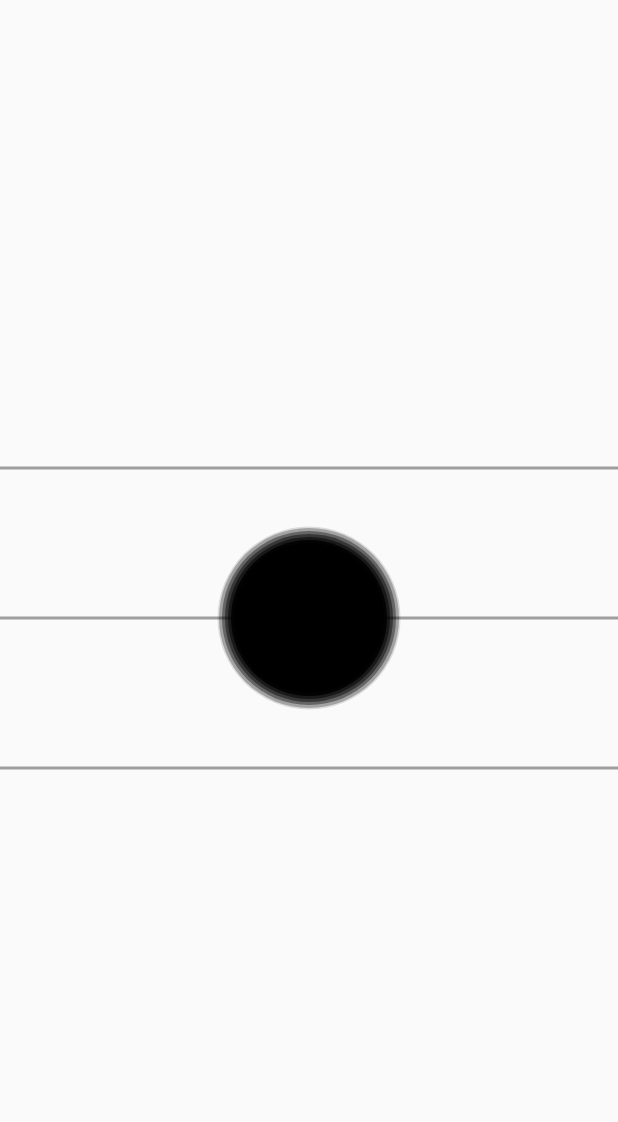
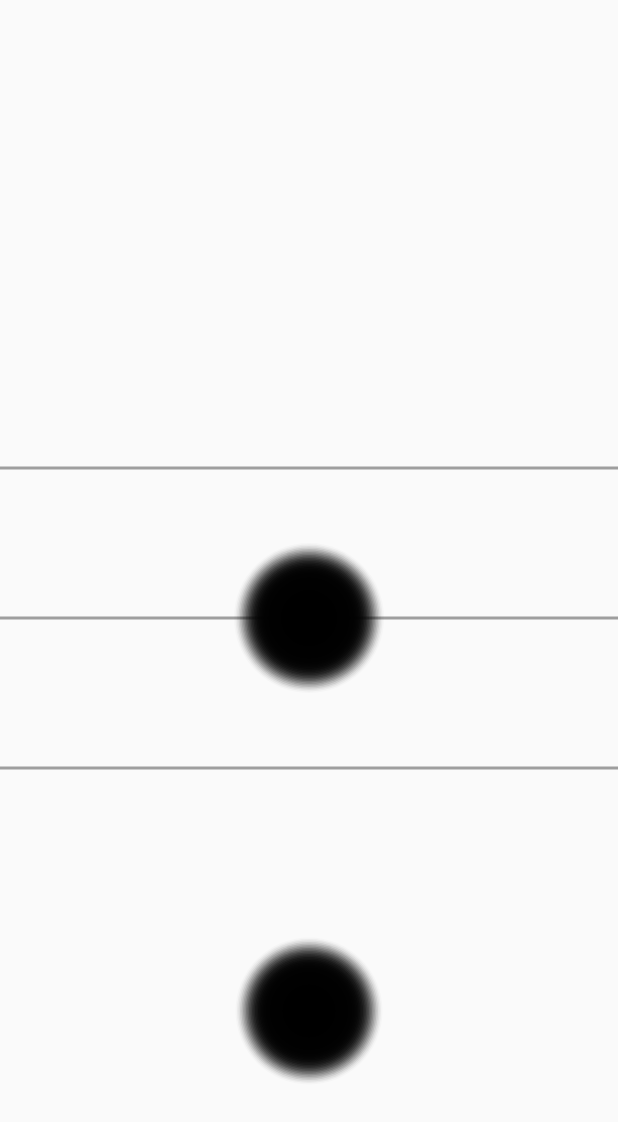
Before and after one commit to deus-magna/animations, a Flutter app: the screen it shows after launch, after a tap on "Sin Wave", on a phone screen of 412 x 824 dp. Shown: the top 1122 px of the screen. Run offline on Flutter 3.47's test engine with Material 2 defaults, Android fonts, the phone set to English and light mode, and no system bars.

Commit message:
Creating an extension for Canvas to add BluredCircle method

```diff
--- a/lib/views/sine_wave_view.dart
+++ b/lib/views/sine_wave_view.dart
@@ -40,20 +40,40 @@ class SinWavePainter extends CustomPainter {
     canvas.drawLine(Offset(0, size.height / 2 + 100),
         Offset(size.width, size.height / 2 + 100), paint);
 
-    paint.color = Colors.black12;
-    canvas.drawCircle(Offset(size.width / 2, size.height / 2), 61, paint);
-    paint.color = Colors.black26;
-    canvas.drawCircle(Offset(size.width / 2, size.height / 2), 60, paint);
-    paint.color = Colors.black38;
-    canvas.drawCircle(Offset(size.width / 2, size.height / 2), 58, paint);
-    paint.color = Colors.black45;
-    canvas.drawCircle(Offset(size.width / 2, size.height / 2), 56, paint);
-    paint.color = Colors.black54;
-    canvas.drawCircle(Offset(size.width / 2, size.height / 2), 54, paint);
-    paint.color = Colors.black87;
-    canvas.drawCircle(Offset(size.width / 2, size.height / 2), 52, paint);
-    paint.color = Colors.black;
-    canvas.drawCircle(Offset(size.width / 2, size.height / 2), 50, paint);
+    canvas.drawBluredCircle(
+        Offset(size.width / 2, size.height - 150), 50, paint);
+    drawBluredCircle(canvas, size, 50, 1);
+
+    // paint.color = Colors.black12;
+    // canvas.drawCircle(Offset(size.width / 2, size.height / 2), 61, paint);
+    // paint.color = Colors.black26;
+    // canvas.drawCircle(Offset(size.width / 2, size.height / 2), 60, paint);
+    // paint.color = Colors.black38;
+    // canvas.drawCircle(Offset(size.width / 2, size.height / 2), 58, paint);
+    // paint.color = Colors.black45;
+    // canvas.drawCircle(Offset(size.width / 2, size.height / 2), 56, paint);
+    // paint.color = Colors.black54;
+    // canvas.drawCircle(Offset(size.width / 2, size.height / 2), 54, paint);
+    // paint.color = Colors.black87;
+    // canvas.drawCircle(Offset(size.width / 2, size.height / 2), 52, paint);
+    // paint.color = Colors.black;
+    // canvas.drawCircle(Offset(size.width / 2, size.height / 2), 50, paint);
+  }
+
+  void drawBluredCircle(Canvas canvas, Size size, double radius, int step) {
+    int alpha = 255;
+    final paint = Paint()
+      ..color = Colors.black.withAlpha(alpha)
+      ..strokeWidth = 2
+      ..style = PaintingStyle.fill
+      ..strokeCap = StrokeCap.round;
+
+    for (double i = step.toDouble(); i <= radius; i += step) {
+      alpha = alpha - 5;
+      // print('Radius: $i, alpha: $alpha');
+      paint.color = Colors.black.withAlpha(alpha);
+      canvas.drawCircle(Offset(size.width / 2, size.height / 2), i, paint);
+    }
   }
 
   @override
@@ -62,3 +82,16 @@ class SinWavePainter extends CustomPainter {
   @override
   bool shouldRebuildSemantics(SinWavePainter oldDelegate) => false;
 }
+
+extension ExtendedCanvas on Canvas {
+  void drawBluredCircle(Offset offset, double radius, Paint paint) {
+    int step = 1;
+    int alpha = 255;
+    for (int i = 0; i <= radius; i += step) {
+      alpha = alpha - 5;
+      print('Radius: $i, alpha: $alpha');
+      paint.color = Colors.black.withAlpha(alpha);
+      this.drawCircle(offset, i.toDouble(), paint);
+    }
+  }
+}
```
